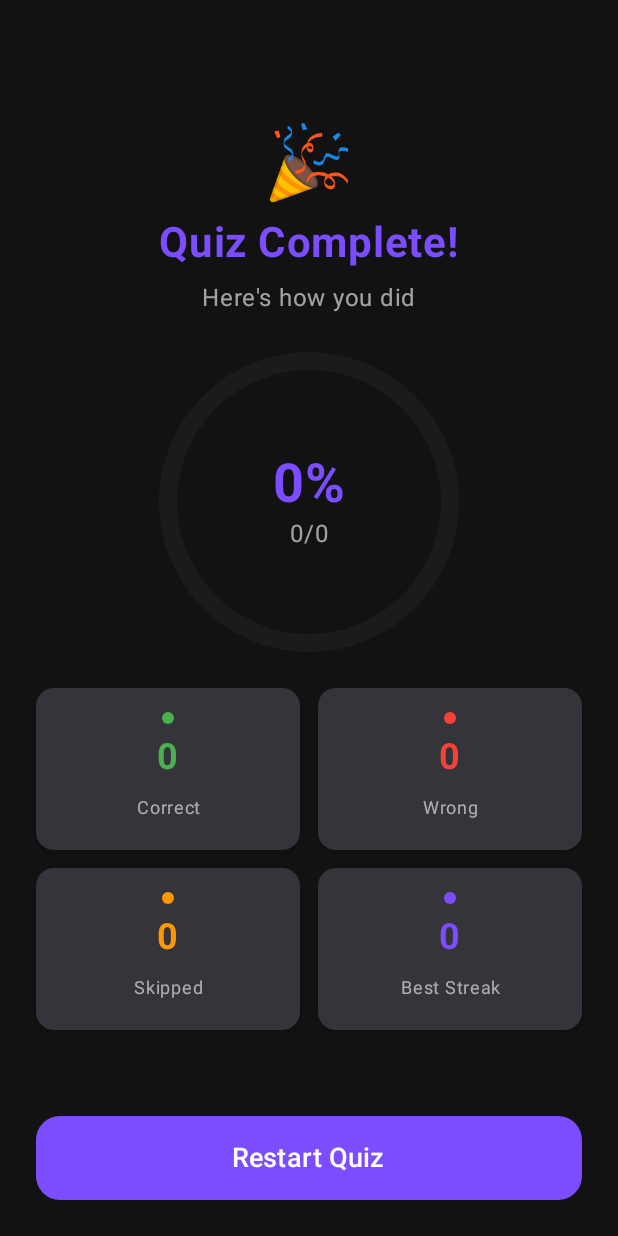
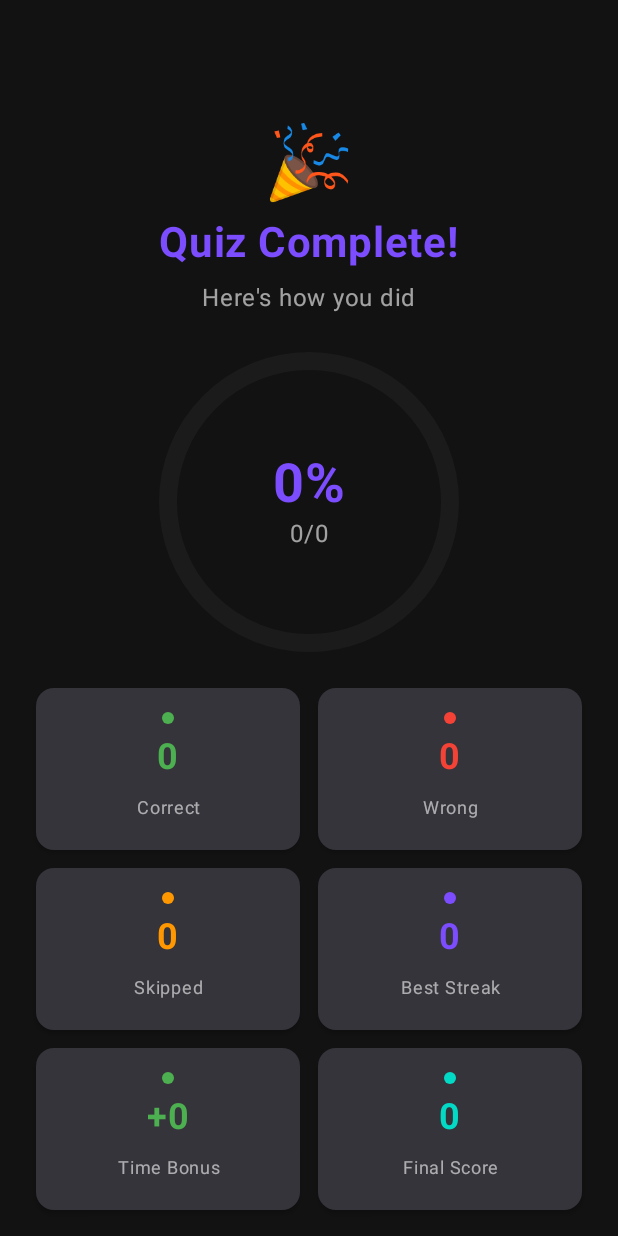
Before and after one commit to er-vprashant/prashant-quiz-demo, an Android app built with Jetpack Compose: the ResultsScreen screen opened through its navigation route, on a phone screen of 412 x 824 dp. Run offline under Robolectric (Android 15) with nearby library versions, the phone set to English and light mode, and no system bars; our stand-ins replace Dagger/Hilt's generated code, Shimmer.

Commit message:
feat: add timer system and enhance UX
- Add 30-second countdown timer per question
- Implement time-based scoring with speed bonuses
- Add auto-skip when time runs out
- Fix navigation to results screen
- Make UI responsive and scrollable
- Fix status bar overlap with proper insets
- Enhance loading screen with educational tips
- Fix Compose clickable compatibility issues

```diff
--- a/app/src/main/java/com/prashant/marrowquiz/MainActivity.kt
+++ b/app/src/main/java/com/prashant/marrowquiz/MainActivity.kt
@@ -4,9 +4,13 @@ import android.os.Bundle
 import androidx.activity.ComponentActivity
 import androidx.activity.compose.setContent
 import androidx.activity.enableEdgeToEdge
+import androidx.compose.foundation.layout.Box
 import androidx.compose.foundation.layout.fillMaxSize
+import androidx.compose.foundation.layout.padding
 import androidx.compose.material3.MaterialTheme
+import androidx.compose.material3.Scaffold
 import androidx.compose.material3.Surface
+import androidx.compose.ui.Alignment
 import androidx.compose.ui.Modifier
 import com.prashant.marrowquiz.presentation.navigation.QuizNavigation
 import com.prashant.marrowquiz.presentation.ui.theme.MarrowQuizTheme
@@ -20,11 +24,22 @@ class MainActivity : ComponentActivity() {
 
         setContent {
             MarrowQuizTheme {
-                Surface(
-                    modifier = Modifier.fillMaxSize(),
-                    color = MaterialTheme.colorScheme.background
-                ) {
-                    QuizNavigation()
+                Scaffold(
+                    modifier = Modifier.fillMaxSize()
+                ) { innerPadding ->
+                    Box(
+                        modifier = Modifier
+                            .fillMaxSize()
+                            .padding(innerPadding),
+                        contentAlignment = Alignment.Center
+                    ) {
+                        Surface(
+                            modifier = Modifier.fillMaxSize(),
+                            color = MaterialTheme.colorScheme.background
+                        ) {
+                            QuizNavigation()
+                        }
+                    }
                 }
             }
         }
--- a/app/src/main/java/com/prashant/marrowquiz/domain/models/QuizResult.kt
+++ b/app/src/main/java/com/prashant/marrowquiz/domain/models/QuizResult.kt
@@ -6,15 +6,35 @@ data class QuizResult(
     val wrongAnswers: Int,
     val skippedQuestions: Int,
     val longestStreak: Int,
-    val scorePercentage: Float
+    val scorePercentage: Float,
+    val timeTaken: Long,
+    val averageTimePerQuestion: Float,
+    val timeBonus: Int,
+    val finalScore: Int
 ) {
     companion object {
         fun fromQuizState(quizState: QuizState): QuizResult {
             val total = quizState.totalQuestions
             val correct = quizState.correctAnswers
-            val skipped = quizState.skippedQuestions
+            val skipped = quizState.skippedQuestions.size
             val wrong = total - correct - skipped
             val percentage = if (total > 0) (correct.toFloat() / total) * 100 else 0f
+
+            val totalTime = System.currentTimeMillis() - quizState.startTime
+            val avgTimePerQuestion = if (total > 0) totalTime / 1000f / total else 0f
+
+            val timeBonus = quizState.answerTimes.values.map { timeMs ->
+                val timeSeconds = timeMs / 1000f
+                when {
+                    timeSeconds <= 5 -> 10
+                    timeSeconds <= 10 -> 5
+                    timeSeconds <= 15 -> 2
+                    else -> 0
+                }
+            }.sum()
+
+            val baseScore = correct * 10
+            val finalScore = baseScore + timeBonus
 
             return QuizResult(
                 totalQuestions = total,
@@ -22,7 +42,11 @@ data class QuizResult(
                 wrongAnswers = wrong,
                 skippedQuestions = skipped,
                 longestStreak = quizState.longestStreak,
-                scorePercentage = percentage
+                scorePercentage = percentage,
+                timeTaken = totalTime,
+                averageTimePerQuestion = avgTimePerQuestion,
+                timeBonus = timeBonus,
+                finalScore = finalScore
             )
         }
     }
--- a/app/src/main/java/com/prashant/marrowquiz/domain/models/QuizState.kt
+++ b/app/src/main/java/com/prashant/marrowquiz/domain/models/QuizState.kt
@@ -3,15 +3,19 @@ package com.prashant.marrowquiz.domain.models
 data class QuizState(
     val questions: List<Question> = emptyList(),
     val currentQuestionIndex: Int = 0,
+    val answers: Map<Int, Int> = emptyMap(),
+    val skippedQuestions: Set<Int> = emptySet(),
     val correctAnswers: Int = 0,
-    val skippedQuestions: Int = 0,
     val currentStreak: Int = 0,
     val longestStreak: Int = 0,
-    val userAnswers: List<Int?> = emptyList(), // null = skipped, index = selected option
+    val startTime: Long = System.currentTimeMillis(),
+    val questionStartTime: Long = System.currentTimeMillis(),
+    val questionTimeLimit: Int = 30,
+    val answerTimes: Map<Int, Long> = emptyMap(),
     val isQuizCompleted: Boolean = false
 ) {
     val totalQuestions: Int get() = questions.size
     val currentQuestion: Question? get() = questions.getOrNull(currentQuestionIndex)
     val progress: Float get() = if (totalQuestions > 0) currentQuestionIndex.toFloat() / totalQuestions else 0f
-    val wrongAnswers: Int get() = totalQuestions - correctAnswers - skippedQuestions
+    val wrongAnswers: Int get() = totalQuestions - correctAnswers - skippedQuestions.size
 }
--- a/app/src/main/java/com/prashant/marrowquiz/presentation/models/UiState.kt
+++ b/app/src/main/java/com/prashant/marrowquiz/presentation/models/UiState.kt
@@ -20,7 +20,10 @@ data class QuizUiState(
     val isAnswerRevealed: Boolean = false,
     val selectedOptionIndex: Int? = null,
     val isCorrect: Boolean? = null,
-    val showStreakBadge: Boolean = false
+    val showStreakBadge: Boolean = false,
+    val timeRemaining: Int = 30,
+    val timeLimit: Int = 30,
+    val isTimeUp: Boolean = false
 ) {
     val progressText: String get() = "${currentQuestionIndex + 1}/$totalQuestions"
 }
--- a/app/src/main/java/com/prashant/marrowquiz/presentation/ui/screens/LoadingScreen.kt
+++ b/app/src/main/java/com/prashant/marrowquiz/presentation/ui/screens/LoadingScreen.kt
@@ -17,6 +17,10 @@ import androidx.compose.material3.Text
 import androidx.compose.runtime.Composable
 import androidx.compose.runtime.LaunchedEffect
 import androidx.compose.runtime.getValue
+import androidx.compose.runtime.mutableIntStateOf
+import androidx.compose.runtime.remember
+import androidx.compose.runtime.setValue
+import kotlinx.coroutines.delay
 import androidx.compose.ui.Alignment
 import androidx.compose.ui.Modifier
 import androidx.compose.ui.draw.clip
@@ -89,6 +93,31 @@ private fun LoadingContent() {
             color = MaterialTheme.colorScheme.onSurface.copy(alpha = 0.7f)
         )
 
+        Spacer(modifier = Modifier.height(16.dp))
+
+        val tips = listOf(
+            "💡 Tip: Answer quickly to earn bonus points!",
+            "⏰ You have 30 seconds per question",
+            "🔥 Build streaks for better scores!",
+            "🎯 Green means correct, red means wrong"
+        )
+
+        var currentTipIndex by remember { mutableIntStateOf(0) }
+
+        LaunchedEffect(Unit) {
+            while (true) {
+                delay(1500) // Change tip every 1.5 seconds
+                currentTipIndex = (currentTipIndex + 1) % tips.size
+            }
+        }
+
+        Text(
+            text = tips[currentTipIndex],
+            fontSize = 14.sp,
+            color = MaterialTheme.colorScheme.secondary,
+            textAlign = TextAlign.Center
+        )
+
         Spacer(modifier = Modifier.height(32.dp))
 
         repeat(3) { index ->
--- a/app/src/main/java/com/prashant/marrowquiz/presentation/ui/screens/ResultsScreen.kt
+++ b/app/src/main/java/com/prashant/marrowquiz/presentation/ui/screens/ResultsScreen.kt
@@ -11,6 +11,9 @@ import androidx.compose.foundation.layout.fillMaxWidth
 import androidx.compose.foundation.layout.height
 import androidx.compose.foundation.layout.padding
 import androidx.compose.foundation.layout.size
+import androidx.compose.foundation.layout.widthIn
+import androidx.compose.foundation.rememberScrollState
+import androidx.compose.foundation.verticalScroll
 import androidx.compose.foundation.shape.CircleShape
 import androidx.compose.foundation.shape.RoundedCornerShape
 import androidx.compose.material3.Button
@@ -54,7 +57,9 @@ fun ResultsScreen(
     Column(
         modifier = Modifier
             .fillMaxSize()
-            .padding(24.dp),
+            .verticalScroll(rememberScrollState())
+            .padding(24.dp)
+            .widthIn(max = 600.dp),
         horizontalAlignment = Alignment.CenterHorizontally,
         verticalArrangement = Arrangement.spacedBy(24.dp)
     ) {
@@ -204,6 +209,25 @@ private fun StatisticsCards(uiState: ResultsUiState) {
                 modifier = Modifier.weight(1f)
             )
         }
+
+        Row(
+            modifier = Modifier.fillMaxWidth(),
+            horizontalArrangement = Arrangement.spacedBy(12.dp)
+        ) {
+            StatCard(
+                title = "Time Bonus",
+                value = "+${uiState.result.timeBonus}",
+                color = Color(0xFF4CAF50),
+                modifier = Modifier.weight(1f)
+            )
+
+            StatCard(
+                title = "Final Score",
+                value = uiState.result.finalScore.toString(),
+                color = MaterialTheme.colorScheme.secondary,
+                modifier = Modifier.weight(1f)
+            )
+        }
     }
 }
 
--- a/app/src/main/java/com/prashant/marrowquiz/presentation/ui/theme/Theme.kt
+++ b/app/src/main/java/com/prashant/marrowquiz/presentation/ui/theme/Theme.kt
@@ -67,7 +67,7 @@ fun MarrowQuizTheme(
     if (!view.isInEditMode) {
         SideEffect {
             val window = (view.context as Activity).window
-            window.statusBarColor = colorScheme.background.toArgb()
+            window.statusBarColor = android.graphics.Color.TRANSPARENT
             WindowCompat.getInsetsController(window, view).isAppearanceLightStatusBars = !darkTheme
         }
     }
--- a/app/src/main/java/com/prashant/marrowquiz/presentation/viewmodel/LoadingViewModel.kt
+++ b/app/src/main/java/com/prashant/marrowquiz/presentation/viewmodel/LoadingViewModel.kt
@@ -5,6 +5,7 @@ import androidx.lifecycle.viewModelScope
 import com.prashant.marrowquiz.domain.usecase.GetQuestionsUseCase
 import com.prashant.marrowquiz.presentation.models.LoadingUiState
 import dagger.hilt.android.lifecycle.HiltViewModel
+import kotlinx.coroutines.delay
 import kotlinx.coroutines.flow.MutableStateFlow
 import kotlinx.coroutines.flow.StateFlow
 import kotlinx.coroutines.flow.asStateFlow
@@ -26,10 +27,28 @@ class LoadingViewModel @Inject constructor(
     private fun loadQuestions() {
         viewModelScope.launch {
             _uiState.value = LoadingUiState.Loading
+
+            val startTime = System.currentTimeMillis()
+
             try {
                 val questions = getQuestionsUseCase()
+
+                val elapsedTime = System.currentTimeMillis() - startTime
+                val minLoadingTime = 2000L
+
+                if (elapsedTime < minLoadingTime) {
+                    delay(minLoadingTime - elapsedTime)
+                }
+
                 _uiState.value = LoadingUiState.Success(questions)
             } catch (e: Exception) {
+                val elapsedTime = System.currentTimeMillis() - startTime
+                val minLoadingTime = 1500L
+
+                if (elapsedTime < minLoadingTime) {
+                    delay(minLoadingTime - elapsedTime)
+                }
+
                 _uiState.value = LoadingUiState.Error(
                     e.message ?: "Failed to load questions"
                 )
```
Also changed, not shown: app/src/main/java/com/prashant/marrowquiz/domain/usecase/AnswerQuestionUseCase.kt (+18 -17 lines), app/src/main/java/com/prashant/marrowquiz/domain/usecase/ResetQuizUseCase.kt (+7 -2 lines), app/src/main/java/com/prashant/marrowquiz/domain/usecase/SkipQuestionUseCase.kt (+13 -13 lines), app/src/main/java/com/prashant/marrowquiz/presentation/ui/components/QuizTimer.kt (added, +72 -0 lines), app/src/main/java/com/prashant/marrowquiz/presentation/ui/screens/QuizScreen.kt (+36 -10 lines), app/src/main/java/com/prashant/marrowquiz/presentation/viewmodel/QuizViewModel.kt (+38 -2 lines).
